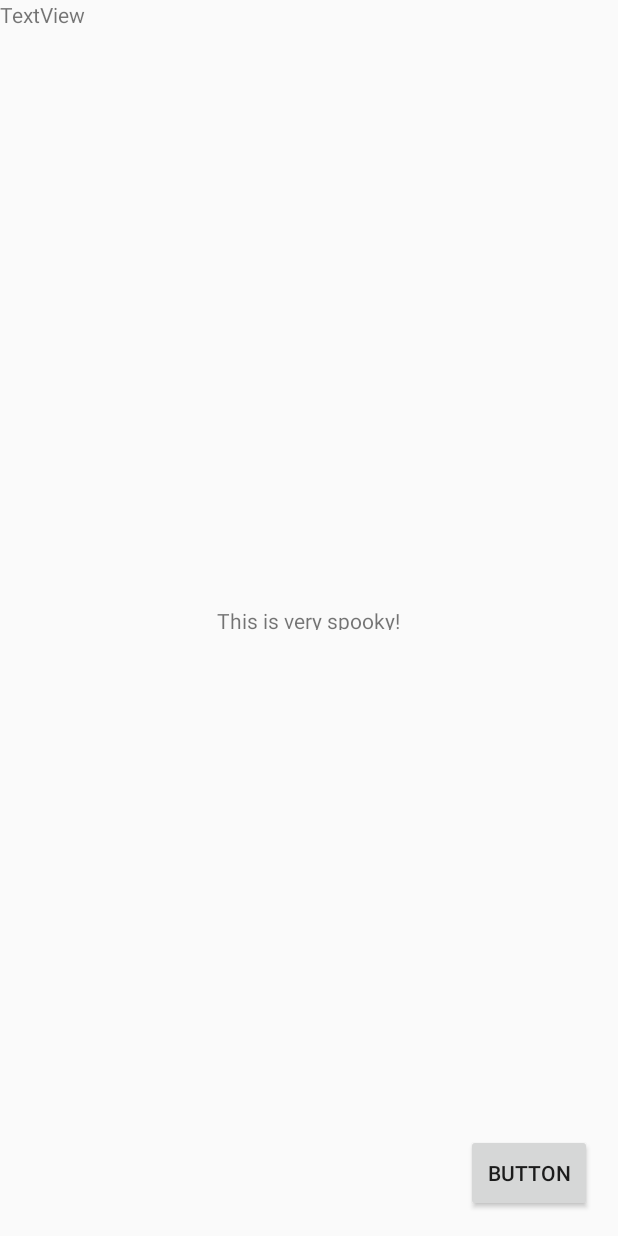
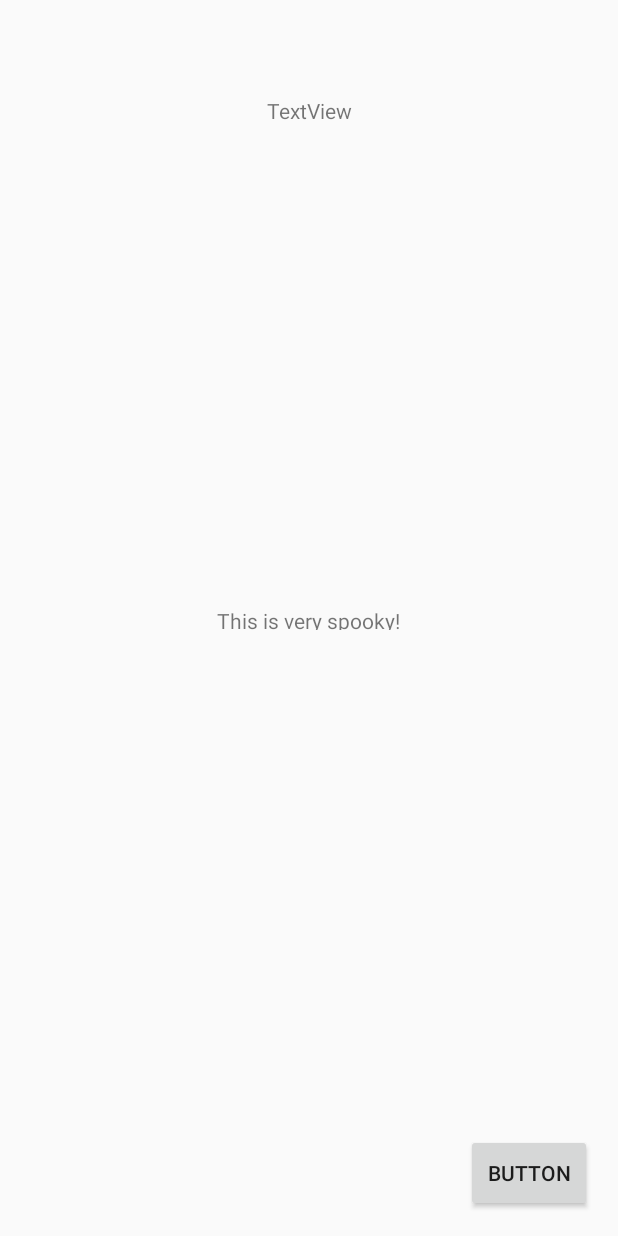
Before and after one commit to Luminations/spooky, an Android app: the layout activity_main.xml on its own in the app's theme, with its tools: preview values and no code run, on a phone screen of 412 x 824 dp. Run offline under Robolectric (Android 15) with nearby library versions, the phone set to English and light mode, and no system bars.

Commit message:
Added Time Spookyness calculation

```diff
--- a/spooky/Programm/app/src/main/java/team1/red/zli/spookymeter/SpookyDetail.java
+++ b/spooky/Programm/app/src/main/java/team1/red/zli/spookymeter/SpookyDetail.java
@@ -2,6 +2,9 @@ package team1.red.zli.spookymeter;
 
 import android.app.Activity;
 import android.os.Bundle;
+import android.os.Handler;
+import android.os.Message;
+import android.widget.TextView;
 
 
 /**
@@ -9,10 +12,21 @@ import android.os.Bundle;
  */
 
 public class SpookyDetail extends Activity{
+    private final Handler handler = new Handler(){
+        @Override
+        public void handleMessage(Message msg) {
+            super.handleMessage(msg);
+
+        }
+    };
+
     @Override
     protected void onCreate(Bundle savedInstanceState) {
         super.onCreate(savedInstanceState);
         setContentView(R.layout.spooky_detail);
 
+        SpookyThread spookyFactorThread = new SpookyThread(handler);
+        spookyFactorThread.start();
+
     }
 }
--- a/spooky/Programm/app/src/main/java/team1/red/zli/spookymeter/SpookyFactors/Time.java
+++ b/spooky/Programm/app/src/main/java/team1/red/zli/spookymeter/SpookyFactors/Time.java
@@ -9,9 +9,15 @@ import java.util.Date;
 public class Time implements SpookyFactor {
     @Override
     public int getSpookyFactor() {
-        Date currentTime = Calendar.getInstance().getTime();
-        System.out.println(currentTime);
-        return 0;
+        Calendar c = Calendar.getInstance();
+        c.add(Calendar.DAY_OF_MONTH, 1);
+        c.set(Calendar.HOUR_OF_DAY, 0);
+        c.set(Calendar.MINUTE, 0);
+        c.set(Calendar.SECOND, 0);
+        c.set(Calendar.MILLISECOND, 0);
+        long howMany = (c.getTimeInMillis()-System.currentTimeMillis());
+
+        return (int) (12 -(((howMany / 1000) / 60) / 60));
     }
 
 
--- a/spooky/Programm/app/src/main/res/layout/activity_main.xml
+++ b/spooky/Programm/app/src/main/res/layout/activity_main.xml
@@ -33,9 +33,13 @@
     <TextView
         android:id="@+id/textView"
         android:layout_width="wrap_content"
-        android:layout_height="wrap_content"
+        android:layout_height="16dp"
+        android:layout_marginEnd="8dp"
+        android:layout_marginStart="8dp"
+        android:layout_marginTop="64dp"
         android:text="TextView"
-        tools:layout_editor_absoluteX="104dp"
-        tools:layout_editor_absoluteY="103dp" />
+        app:layout_constraintEnd_toEndOf="parent"
+        app:layout_constraintStart_toStartOf="parent"
+        app:layout_constraintTop_toTopOf="parent" />
 
 </android.support.constraint.ConstraintLayout>
```
